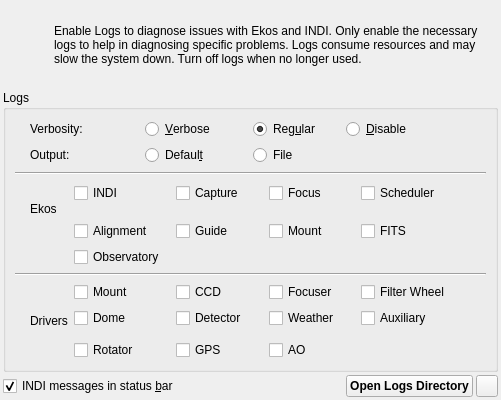
Old version of the form kstars/ekos/auxiliary/opslogs.ui in the repository KDE/kstars.
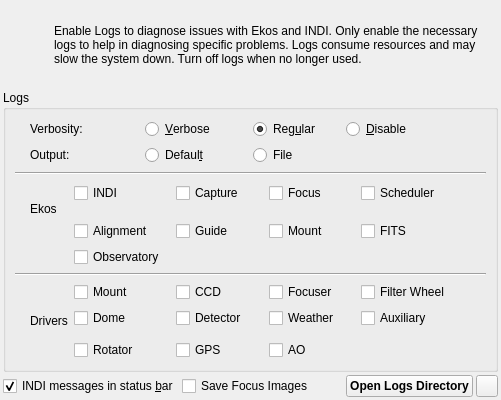
New version of the form. Icons and pictures are not drawn.

Commit message:
Add option to save focus frames. Warn about storage space.
BUGS:411925
FIXED-IN:3.3.7

```diff
--- a/kstars/ekos/auxiliary/opslogs.ui
+++ b/kstars/ekos/auxiliary/opslogs.ui
@@ -441,6 +441,16 @@
        </property>
       </widget>
      </item>
+     <item>
+      <widget class="QCheckBox" name="kcfg_SaveFocusImages">
+       <property name="toolTip">
+        <string>&lt;html&gt;&lt;head/&gt;&lt;body&gt;&lt;p&gt;Save autofocus frames. Only enable to troubleshoot autofocus by examining frames. This can consume a lot of storage space.&lt;/p&gt;&lt;/body&gt;&lt;/html&gt;</string>
+       </property>
+       <property name="text">
+        <string>Save Focus Images</string>
+       </property>
+      </widget>
+     </item>
      <item>
       <spacer name="horizontalSpacer_8">
        <property name="orientation">
```
Left out of the diff: 1 changed line with no effect on the pictures. The commit also changes 2 other files.
